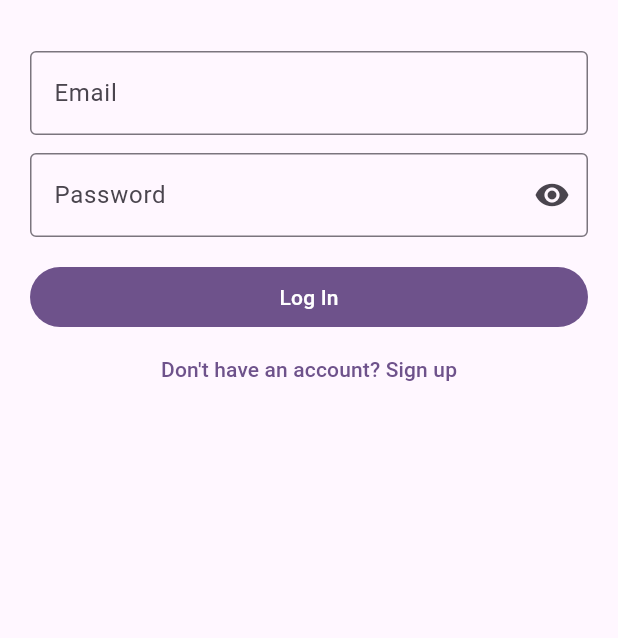
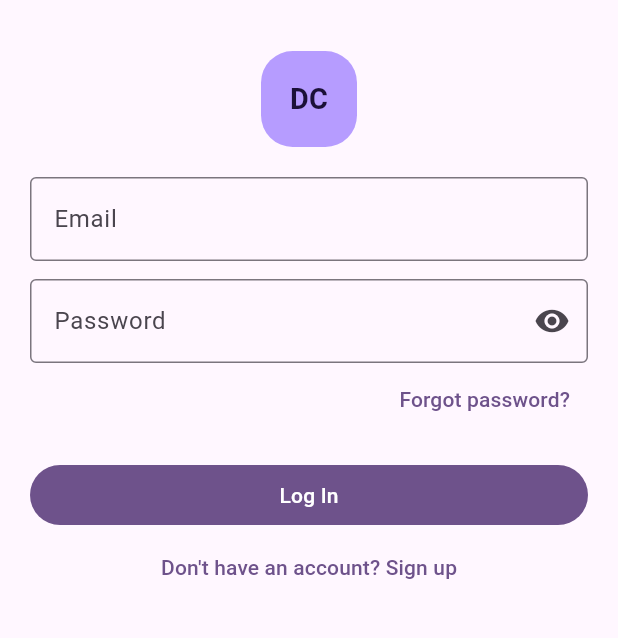
Before and after one commit to palesagit/devcircle-auth, a Flutter app: the LoginPage screen opened directly with empty values, on a phone screen of 412 x 824 dp, the part 63-701 px from its top. Run offline on Flutter 3.47's test engine with Material 3 defaults, Android fonts, the phone set to English and light mode, and no system bars; our stand-ins replace cloud_firestore, firebase_auth, firebase_core, firebase_messaging; accounts and stored records are empty; statements that could not run were skipped.

Commit message:
login page with Forgot password link and logo to login page

```diff
--- a/lib/login_page.dart
+++ b/lib/login_page.dart
@@ -1,7 +1,9 @@
 import 'package:firebase_auth/firebase_auth.dart';
 import 'package:flutter/material.dart';
 
+import 'forgot_password_page.dart';
 import 'password_field.dart';
+import 'shell_widgets.dart';
 
 class LoginPage extends StatefulWidget {
   final VoidCallback onSwitch;
@@ -18,11 +20,11 @@ class _LoginPageState extends State<LoginPage> {
   String? _error;
 
   Future<void> _logIn() async {
+    // check the fields before calling Firebase
     if (_email.text.trim().isEmpty || _password.text.isEmpty) {
       setState(() => _error = 'Please enter your email and password.');
       return;
     }
-
     setState(() {
       _loading = true;
       _error = null;
@@ -35,13 +37,15 @@ class _LoginPageState extends State<LoginPage> {
       );
     } on FirebaseAuthException catch (e) {
       if (!mounted) return;
+      //  return 'invalid-credential' for an
+      // unknown email, so 'user-not-found' alone is no longer reliable.
       if (e.code == 'user-not-found') {
         _showNoAccountDialog();
       } else if (e.code == 'wrong-password' ||
           e.code == 'invalid-credential') {
-        setState(
-          () => _error = 'Email or password is incorrect. No account yet? Tap "Sign up" below.',
-        );
+        setState(() => _error =
+            'Email or password is incorrect. No account yet? Tap "Sign up" below.');
+
       } else if (e.code == 'too-many-requests') {
         setState(() => _error = 'Too many attempts. Try again in a minute.');
       } else if (e.code == 'network-request-failed') {
@@ -93,6 +97,9 @@ class _LoginPageState extends State<LoginPage> {
       body: ListView(
         padding: const EdgeInsets.all(20),
         children: [
+          // brand logo at the top
+          const Center(child: CircleTile(label: 'DC', selected: true, size: 64)),
+          const SizedBox(height: 20),
           TextField(
             controller: _email,
             keyboardType: TextInputType.emailAddress,
@@ -101,19 +108,35 @@ class _LoginPageState extends State<LoginPage> {
           ),
           const SizedBox(height: 12),
           PasswordField(controller: _password),
+          // forgot password link
+          Align(
+            alignment: Alignment.centerRight,
+            child: TextButton(
+              onPressed: () => Navigator.push(
+                context,
+                MaterialPageRoute(
+                  builder: (_) =>
+                      ForgotPasswordPage(initialEmail: _email.text.trim()),
+                ),
+              ),
+              child: const Text('Forgot password?'),
+            ),
+          ),
           if (_error != null) ...[
             const SizedBox(height: 12),
-            Text(_error!, style: const TextStyle(color: Colors.red)),
+            // uses the theme's error colour (readable on dark)
+            Text(_error!,
+                style: TextStyle(color: Theme.of(context).colorScheme.error)),
           ],
           const SizedBox(height: 16),
           FilledButton(
             onPressed: _loading ? null : _logIn,
+            // shows a spinner while logging in (like the sign-up page)
             child: _loading
                 ? const SizedBox(
                     height: 18,
                     width: 18,
-                    child: CircularProgressIndicator(strokeWidth: 2),
-                  )
+                    child: CircularProgressIndicator(strokeWidth: 2))
                 : const Text('Log In'),
           ),
           TextButton(
```
